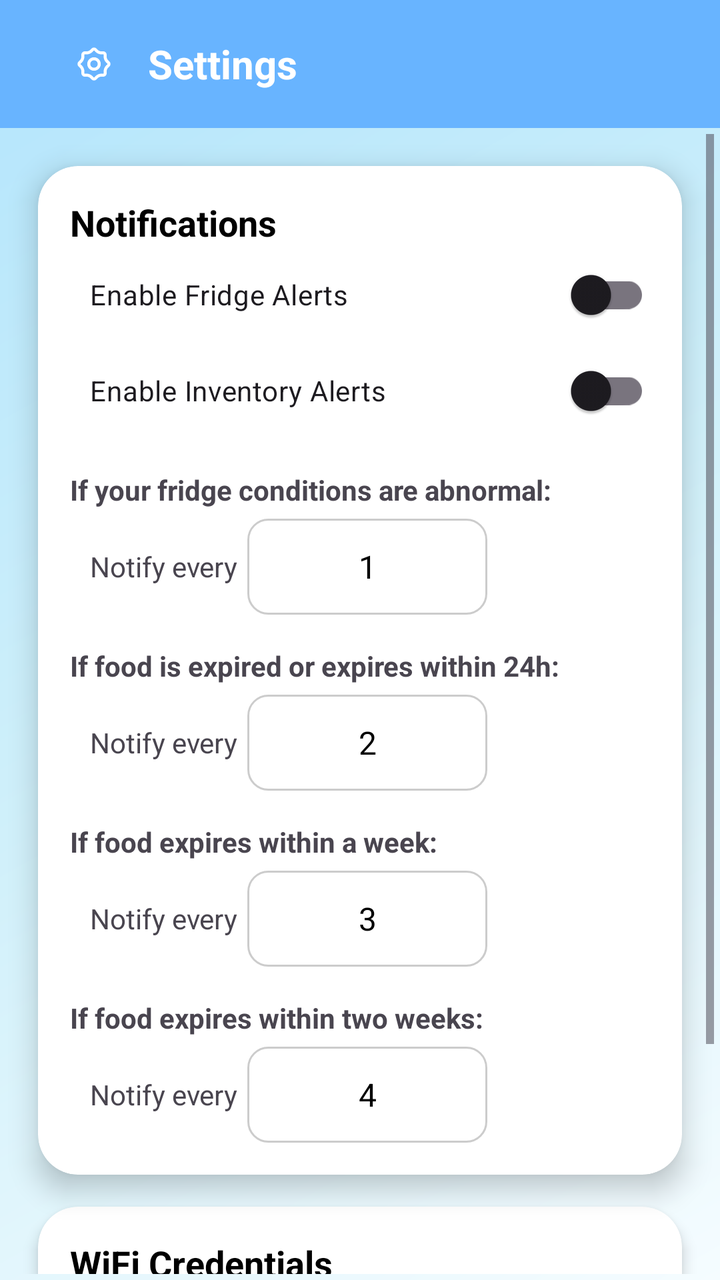
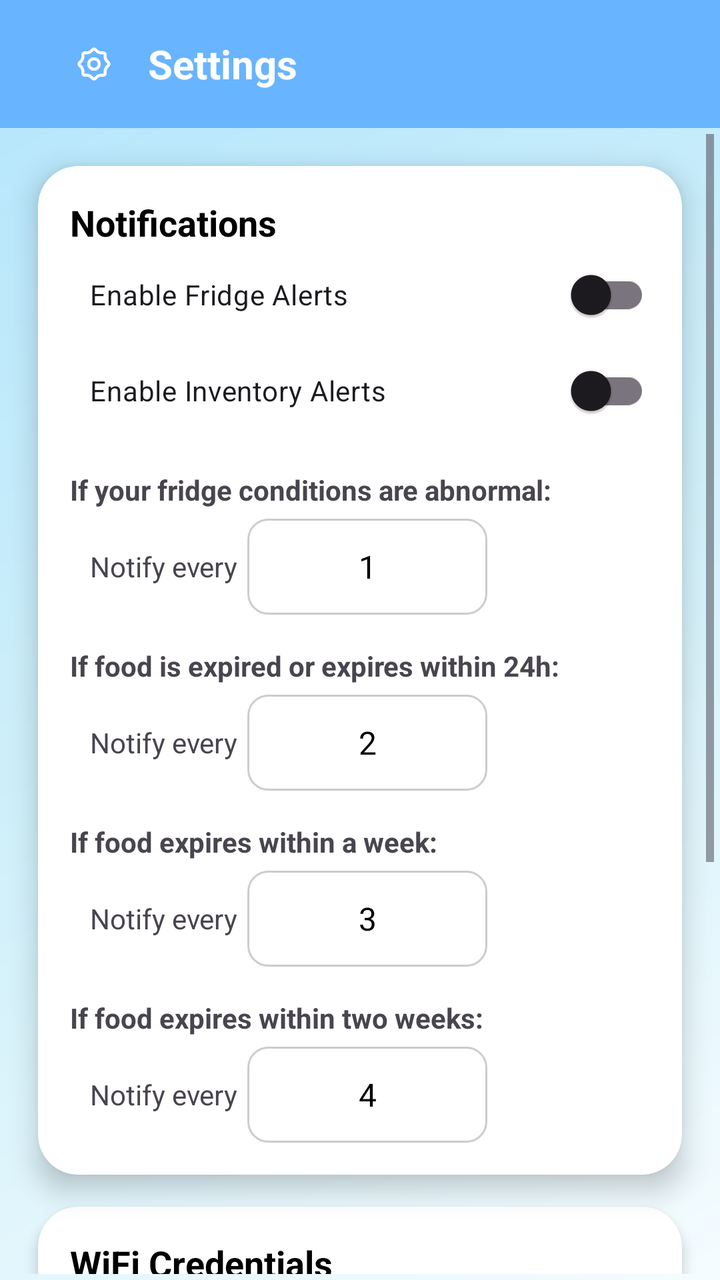

Before-and-after screenshots of an Android layout around one commit, followed by the original layout XML and the change that was made.
<!-- AndroidManifest.xml: application theme Theme.SmartFoodInventoryTracker -->
<!-- res/layout/activity_settings.xml -->
<?xml version="1.0" encoding="utf-8"?>
<androidx.constraintlayout.widget.ConstraintLayout
    xmlns:android="http://schemas.android.com/apk/res/android"
    xmlns:app="http://schemas.android.com/apk/res-auto"
    xmlns:tools="http://schemas.android.com/tools"
    android:id="@+id/main"
    android:layout_width="match_parent"
    android:layout_height="match_parent"
    android:theme="@style/Theme.SmartFoodInventoryTracker">

    
    <androidx.appcompat.widget.Toolbar
        android:id="@+id/toolbar"
        android:layout_width="match_parent"
        android:layout_height="?attr/actionBarSize"
        android:background="?attr/colorPrimary"
        app:layout_constraintTop_toTopOf="parent">

        <LinearLayout
            android:layout_width="match_parent"
            android:layout_height="match_parent"
            android:gravity="center_vertical"
            android:orientation="horizontal">

            
            <ImageView
                android:id="@+id/settings_icon"
                android:layout_width="30dp"
                android:layout_height="30dp"
                android:layout_marginStart="16dp"
                app:tint="@android:color/white"
                android:src="@drawable/ic_settings" />

            
            <TextView
                android:id="@+id/settings_title"
                android:layout_width="wrap_content"
                android:layout_height="wrap_content"
                android:layout_marginStart="12dp"
                android:text="Settings"
                android:textColor="@android:color/white"
                android:textSize="20sp"
                android:textStyle="bold" />
        </LinearLayout>
    </androidx.appcompat.widget.Toolbar>

    
    <ScrollView
        android:layout_width="match_parent"
        android:layout_height="0dp"
        android:padding="3dp"
        app:layout_constraintBottom_toBottomOf="parent"
        app:layout_constraintEnd_toEndOf="parent"
        app:layout_constraintStart_toStartOf="parent"
        app:layout_constraintTop_toBottomOf="@+id/toolbar">

        <LinearLayout
            android:layout_width="match_parent"
            android:layout_height="wrap_content"
            android:orientation="vertical">

            <androidx.cardview.widget.CardView
                android:id="@+id/card_notifications"
                android:layout_width="match_parent"
                android:layout_height="wrap_content"
                android:layout_margin="16dp"
                app:cardCornerRadius="20dp"
                app:cardElevation="8dp">

                <LinearLayout
                    android:layout_width="match_parent"
                    android:layout_height="wrap_content"
                    android:orientation="vertical"
                    android:padding="16dp">

                    
                    <TextView
                        android:layout_width="wrap_content"
                        android:layout_height="wrap_content"
                        android:text="Notifications"
                        android:textColor="@android:color/black"
                        android:textSize="18sp"
                        android:textStyle="bold" />

                    
                    <androidx.appcompat.widget.SwitchCompat
                        android:id="@+id/switch_fridge"
                        android:layout_width="match_parent"
                        android:paddingStart="10dp"
                        android:layout_height="wrap_content"
                        android:text="Enable Fridge Alerts" />

                    <androidx.appcompat.widget.SwitchCompat
                        android:id="@+id/switch_expiry"
                        android:layout_width="match_parent"
                        android:paddingStart="10dp"
                        android:layout_height="wrap_content"
                        android:text="Enable Inventory Alerts" />

                    
                    <TextView
                        android:layout_width="match_parent"
                        android:layout_height="wrap_content"
                        android:layout_marginTop="16dp"
                        android:text="If your fridge conditions are abnormal:"
                        android:textStyle="bold" />

                    <LinearLayout
                        android:layout_width="match_parent"
                        android:layout_height="wrap_content"
                        android:layout_marginTop="5dp"
                        android:gravity="center_vertical"
                        android:orientation="horizontal">

                        <TextView
                            android:layout_width="wrap_content"
                            android:paddingStart="10dp"
                            android:layout_height="wrap_content"
                            android:text="Notify every" />

                        <TextView
                            android:id="@+id/input_fridge_interval"
                            android:layout_width="120dp"
                            android:layout_height="48dp"
                            android:layout_marginLeft="5dp"
                            android:layout_marginRight="5dp"
                            android:background="@drawable/rounded_edittext_background"
                            android:clickable="true"
                            android:focusable="false"
                            android:gravity="center"
                            android:text="1"
                            android:textColor="@android:color/black"
                            android:textSize="16sp" />
                    </LinearLayout>

                    
                    <TextView
                        android:layout_width="match_parent"
                        android:layout_height="wrap_content"
                        android:layout_marginTop="16dp"
                        android:text="If food is expired or expires within 24h:"
                        android:textStyle="bold" />

                    <LinearLayout
                        android:layout_width="match_parent"
                        android:layout_height="wrap_content"
                        android:layout_marginTop="5dp"
                        android:gravity="center_vertical"
                        android:orientation="horizontal">

                        <TextView
                            android:layout_width="wrap_content"
                            android:layout_height="wrap_content"
                            android:paddingStart="10dp"
                            android:text="Notify every" />

                        <TextView
                            android:id="@+id/input_expired_hours"
                            android:layout_width="120dp"
                            android:layout_height="48dp"
                            android:layout_marginLeft="5dp"
                            android:layout_marginRight="5dp"
                            android:background="@drawable/rounded_edittext_background"
                            android:clickable="true"
                            android:focusable="false"
                            android:gravity="center"
                            android:text="2"
                            android:textColor="@android:color/black"
                            android:textSize="16sp" />

                    </LinearLayout>

                    
                    <TextView
                        android:layout_width="match_parent"
                        android:layout_height="wrap_content"
                        android:layout_marginTop="16dp"
                        android:text="If food expires within a week:"
                        android:textStyle="bold" />

                    <LinearLayout
                        android:layout_width="match_parent"
                        android:layout_height="wrap_content"
                        android:layout_marginTop="5dp"
                        android:gravity="center_vertical"
                        android:orientation="horizontal">

                        <TextView
                            android:layout_width="wrap_content"
                            android:paddingStart="10dp"
                            android:layout_height="wrap_content"
                            android:text="Notify every" />

                        <TextView
                            android:id="@+id/input_week1_days"
                            android:layout_width="120dp"
                            android:layout_height="48dp"
                            android:background="@drawable/rounded_edittext_background"
                            android:clickable="true"
                            android:layout_marginLeft="5dp"
                            android:layout_marginRight="5dp"
                            android:focusable="false"
                            android:gravity="center"
                            android:text="3"
                            android:textColor="@android:color/black"
                            android:textSize="16sp" />

                    </LinearLayout>

                    
                    <TextView
                        android:layout_width="match_parent"
                        android:layout_height="wrap_content"
                        android:layout_marginTop="16dp"
                        android:text="If food expires within two weeks:"
                        android:textStyle="bold" />

                    <LinearLayout
                        android:layout_width="match_parent"
                        android:layout_height="wrap_content"
                        android:layout_marginTop="5dp"
                        android:gravity="center_vertical"
                        android:orientation="horizontal">

                        <TextView
                            android:layout_width="wrap_content"
                            android:layout_height="wrap_content"
                            android:paddingStart="10dp"
                            android:text="Notify every" />

                        <TextView
                            android:id="@+id/input_week2_days"
                            android:layout_width="120dp"
                            android:layout_height="48dp"
                            android:background="@drawable/rounded_edittext_background"
                            android:clickable="true"
                            android:layout_marginLeft="5dp"
                            android:layout_marginRight="5dp"
                            android:focusable="false"
                            android:gravity="center"
                            android:text="4"
                            android:textColor="@android:color/black"
                            android:textSize="16sp" />

                    </LinearLayout>

                </LinearLayout>
            </androidx.cardview.widget.CardView>

            <androidx.cardview.widget.CardView
                android:id="@+id/card_wifi"
                android:layout_width="match_parent"
                android:layout_height="wrap_content"
                android:layout_marginHorizontal="16dp"
                android:layout_marginBottom="10dp"
                app:cardCornerRadius="20dp"
                app:cardElevation="4dp">

                <LinearLayout
                    android:layout_width="match_parent"
                    android:layout_height="wrap_content"
                    android:orientation="vertical"
                    android:padding="16dp">

                    
                    <TextView
                        android:layout_width="match_parent"
                        android:layout_height="wrap_content"
                        android:text="WiFi Credentials"
                        android:textSize="18sp"
                        android:textStyle="bold"
                        android:textColor="@android:color/black" />

                    
                    <TextView
                        android:layout_width="match_parent"
                        android:layout_height="wrap_content"
                        android:layout_marginTop="4dp"
                        android:text="Connect to the “ESPMOHA1” device via Bluetooth to send WiFi credentials to the sensor."
                        android:textSize="14sp"
                        android:textColor="#555555" />

                    
                    <Button
                        android:id="@+id/buttonConfigureWifi"
                        android:layout_width="wrap_content"
                        android:layout_height="wrap_content"
                        android:layout_gravity="center_horizontal"
                        android:layout_marginTop="12dp"
                        android:text="Configure" />

                </LinearLayout>
            </androidx.cardview.widget.CardView>

        </LinearLayout>
    </ScrollView>

    

    

</androidx.constraintlayout.widget.ConstraintLayout>
<!-- resources referenced by this layout -->
<resources>
  <!-- drawable ic_settings (drawable) -->
  <vector xmlns:android="http://schemas.android.com/apk/res/android"
      android:width="1024dp"
      android:height="1024dp"
      android:viewportWidth="1024"
      android:viewportHeight="1024">
    <path
        android:fillColor="#FF000000"
        android:pathData="M739.1,518.7l-19.7,18.4c-26.4,24.6 -44.3,68.1 -43,104.2l1,26.9c0.3,5.9 -3.3,9.5 -9.2,9.2l-26.9,-1c-36.1,-1.3 -79.4,16.6 -104.2,43l-18.4,19.7c-4.1,4.4 -9,4.4 -13.1,0l-18.4,-19.7c-24.6,-26.4 -68.1,-44.3 -104.2,-43l-26.9,1c-5.9,0.3 -9.5,-3.3 -9.2,-9.2l1,-26.9c1.3,-36.1 -16.6,-79.4 -43,-104.2l-19.7,-18.4c-4.4,-4.1 -4.4,-9 0,-13.1l19.7,-18.4c26.4,-24.6 44.3,-68.1 43,-104.2l-1,-26.9c-0.3,-5.9 3.3,-9.5 9.2,-9.2l26.9,1c36.1,1.3 79.4,-16.6 104.2,-43.3l18.4,-19.7c4.1,-4.4 9.2,-4.4 13.1,0l18.4,19.7c24.6,26.4 68.1,44.3 104.2,43.3l26.9,-1c5.9,-0.3 9.5,3.3 9.2,9.2l-1,26.9c-1.3,36.1 16.6,79.4 43,104.2l19.7,18.4c4.4,3.8 4.4,9 0,13.1m35.1,-50.7l-19.7,-18.4c-15.6,-14.6 -27.6,-43.8 -26.9,-65l1,-26.9a59.3,59.3 0,0 0,-62.2 -62.2l-26.9,1c-21.2,0.8 -50.4,-11.3 -65,-26.9l-18.4,-19.7a59.7,59.7 0,0 0,-88.1 0l-18.4,19.7c-14.6,15.6 -43.8,27.6 -65,26.9l-26.9,-1a59.3,59.3 0,0 0,-62.2 62.2l1,26.9c0.8,21.5 -11.3,50.4 -26.9,65l-19.7,18.4a59.7,59.7 0,0 0,0 88.1l19.7,18.4c15.6,14.6 27.6,43.8 26.9,65l-1,26.9a59.3,59.3 0,0 0,62.2 62.2l26.9,-1c21.2,-0.8 50.4,11.3 65,26.9l18.4,19.7a59.7,59.7 0,0 0,88.1 0l18.4,-19.7c14.6,-15.6 43.8,-27.6 65,-26.9l26.9,1c35.6,1.3 63.5,-26.6 62.2,-62.2l-1,-26.9c-0.8,-21.5 11.3,-50.4 26.9,-65l19.7,-18.4a59.7,59.7 0,0 0,0 -88.1M512,576a64,64 0,0 1,0 -128,64 64,0 0,1 0,128m0,-179.2c-63.7,0 -115.2,51.5 -115.2,115.2s51.5,115.2 115.2,115.2 115.2,-51.5 115.2,-115.2 -51.5,-115.2 -115.2,-115.2"/>
  </vector>
  <!-- drawable rounded_edittext_background (drawable) -->
  <shape xmlns:android="http://schemas.android.com/apk/res/android" android:shape="rectangle">
      <solid android:color="#FFFFFF"/>
      <corners android:radius="10dp"/>
      <stroke android:width="1dp" android:color="#CCCCCC"/>
  </shape>
  <style name="Theme.SmartFoodInventoryTracker" parent="Base.Theme.SmartFoodInventoryTracker" />
  <style name="Base.Theme.SmartFoodInventoryTracker" parent="Theme.Material3.DayNight.NoActionBar">
          
          <item name="colorPrimary">@color/blue</item>
          <item name="colorOnPrimary">@android:color/white</item>
  
          
          <item name="android:windowBackground">@drawable/bg_shiny_blue</item>
  
          
          <item name="android:statusBarColor">@color/blue</item>
  
          
          <item name="toolbarStyle">@style/CustomToolbar</item>
  
      </style>
  <color name="blue">#68b4ff</color>
  <!-- drawable bg_shiny_blue (drawable) -->
  <?xml version="1.0" encoding="utf-8"?>
  <layer-list xmlns:android="http://schemas.android.com/apk/res/android">
  
      
      <item>
          <shape android:shape="rectangle">
              <solid android:color="#E3F2FD" /> 
          </shape>
      </item>
  
      
      <item>
          <shape android:shape="rectangle">
              <gradient
                  android:type="linear"
                  android:angle="135"
                  android:startColor="#F5FCFF"
              android:centerColor="#D0F0FA"
              android:endColor="#B3E5FC"
              android:useLevel="false" />
              <alpha android:value="0.3" />
          </shape>
      </item>
  
  </layer-list>
  <style name="CustomToolbar" parent="Widget.Material3.Toolbar">
          <item name="android:background">@color/blue</item>
          <item name="titleTextColor">@android:color/white</item>
          <item name="subtitleTextColor">@android:color/white</item>
      </style>
</resources>

<!-- the commit's change to res/layout/activity_settings.xml (unified diff, before → after) -->
@@ -15,7 +15,6 @@
         android:layout_height="?attr/actionBarSize"
         android:background="?attr/colorPrimary"
         app:layout_constraintTop_toTopOf="parent">
-
         <LinearLayout
             android:layout_width="match_parent"
             android:layout_height="match_parent"
@@ -49,16 +48,18 @@
         android:layout_width="match_parent"
         android:layout_height="0dp"
         android:padding="3dp"
+        app:layout_constraintTop_toBottomOf="@id/toolbar"
         app:layout_constraintBottom_toBottomOf="parent"
-        app:layout_constraintEnd_toEndOf="parent"
         app:layout_constraintStart_toStartOf="parent"
-        app:layout_constraintTop_toBottomOf="@+id/toolbar">
-
+        app:layout_constraintEnd_toEndOf="parent">
+
+        
         <LinearLayout
             android:layout_width="match_parent"
             android:layout_height="wrap_content"
             android:orientation="vertical">
 
+            
             <androidx.cardview.widget.CardView
                 android:id="@+id/card_notifications"
                 android:layout_width="match_parent"
@@ -167,7 +168,6 @@
                             android:text="2"
                             android:textColor="@android:color/black"
                             android:textSize="16sp" />
-
                     </LinearLayout>
 
                     
@@ -204,7 +204,6 @@
                             android:text="3"
                             android:textColor="@android:color/black"
                             android:textSize="16sp" />
-
                     </LinearLayout>
 
                     
@@ -224,8 +223,8 @@
 
                         <TextView
                             android:layout_width="wrap_content"
+                            android:paddingStart="10dp"
                             android:layout_height="wrap_content"
-                            android:paddingStart="10dp"
                             android:text="Notify every" />
 
                         <TextView
@@ -241,18 +240,18 @@
                             android:text="4"
                             android:textColor="@android:color/black"
                             android:textSize="16sp" />
-
                     </LinearLayout>
 
                 </LinearLayout>
             </androidx.cardview.widget.CardView>
 
+            
             <androidx.cardview.widget.CardView
                 android:id="@+id/card_wifi"
                 android:layout_width="match_parent"
                 android:layout_height="wrap_content"
                 android:layout_marginHorizontal="16dp"
-                android:layout_marginBottom="10dp"
+                android:layout_marginBottom="15dp"
                 app:cardCornerRadius="20dp"
                 app:cardElevation="4dp">
 
@@ -288,15 +287,55 @@
                         android:layout_gravity="center_horizontal"
                         android:layout_marginTop="12dp"
                         android:text="Configure" />
-
                 </LinearLayout>
             </androidx.cardview.widget.CardView>
 
+            
+            <androidx.cardview.widget.CardView
+                android:id="@+id/card_profile"
+                android:layout_width="match_parent"
+                android:layout_height="wrap_content"
+                android:layout_marginHorizontal="16dp"
+                android:layout_marginBottom="20dp"
+                app:cardCornerRadius="20dp"
+                app:cardElevation="4dp">
+
+                <LinearLayout
+                    android:layout_width="match_parent"
+                    android:layout_height="wrap_content"
+                    android:orientation="vertical"
+                    android:padding="16dp">
+
+                    
+                    <TextView
+                        android:layout_width="match_parent"
+                        android:layout_height="wrap_content"
+                        android:text="Profile"
+                        android:textSize="18sp"
+                        android:textStyle="bold"
+                        android:textColor="@android:color/black" />
+
+                    
+                    <TextView
+                        android:layout_width="match_parent"
+                        android:layout_height="wrap_content"
+                        android:layout_marginTop="4dp"
+                        android:text="Customize how your name appears across the app."
+                        android:textSize="14sp"
+                        android:textColor="#555555" />
+
+                    
+                    <Button
+                        android:id="@+id/buttonConfigureProfile"
+                        android:layout_width="wrap_content"
+                        android:layout_height="wrap_content"
+                        android:layout_gravity="center_horizontal"
+                        android:layout_marginTop="12dp"
+                        android:text="Configure" />
+                </LinearLayout>
+            </androidx.cardview.widget.CardView>
+
+
         </LinearLayout>
     </ScrollView>
-
-    
-
-    
-
 </androidx.constraintlayout.widget.ConstraintLayout>
